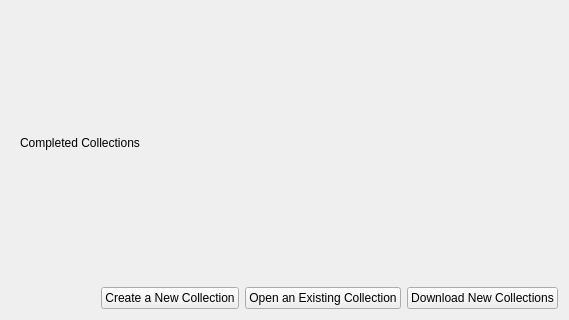
This is src/dashboard/dashboard.ui in KDE/parley as Qt 5 draws it before an edit; both pictures show x 0 to 569 and y 206 to 526 of the 569 by 526 pixel window. The edited form follows.
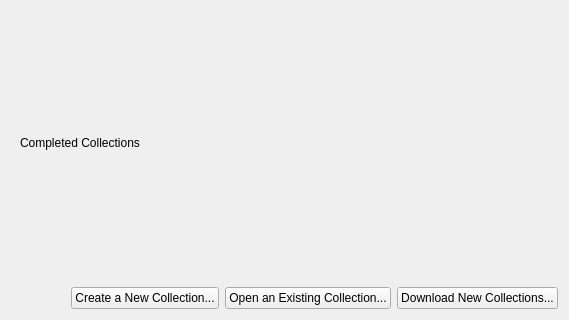
This is the edited form.

Diff of the .ui file:
```diff
--- a/src/dashboard/dashboard.ui
+++ b/src/dashboard/dashboard.ui
@@ -117,21 +117,21 @@
    <item row="5" column="1">
     <widget class="QPushButton" name="newButton">
      <property name="text">
-      <string>Create a New Collection</string>
+      <string>Create a New Collection...</string>
      </property>
     </widget>
    </item>
    <item row="5" column="2">
     <widget class="QPushButton" name="openButton">
      <property name="text">
-      <string>Open an Existing Collection</string>
+      <string>Open an Existing Collection...</string>
      </property>
     </widget>
    </item>
    <item row="5" column="3">
     <widget class="QPushButton" name="ghnsButton">
      <property name="text">
-      <string>Download New Collections</string>
+      <string>Download New Collections...</string>
      </property>
     </widget>
    </item>
```
